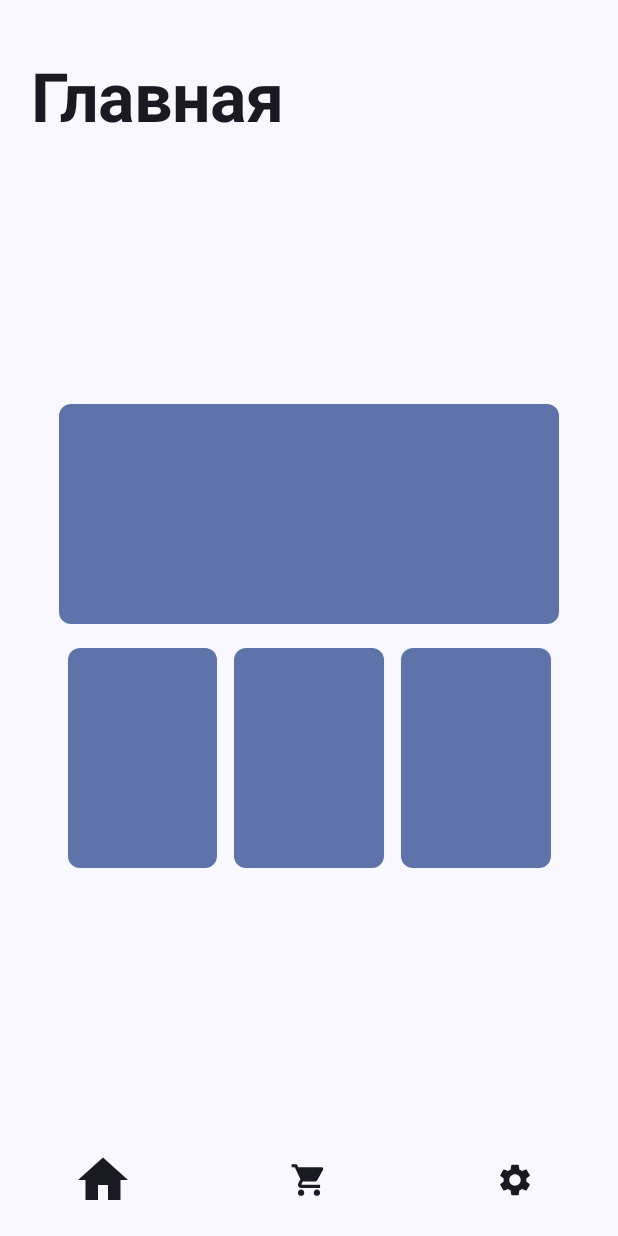
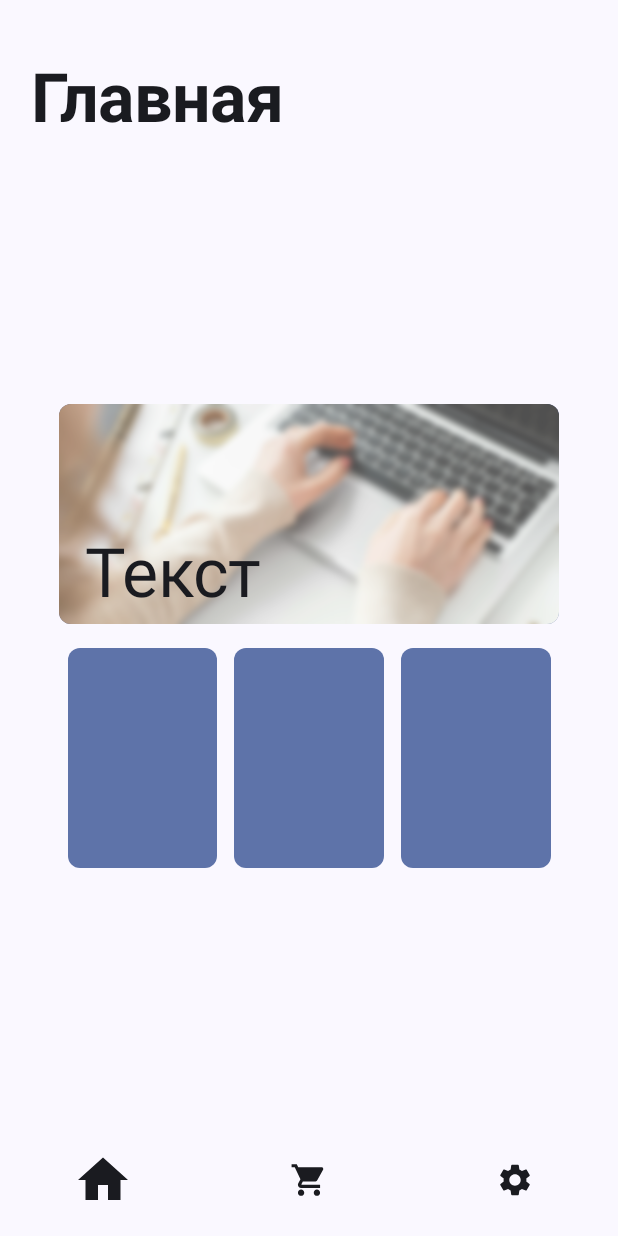
Before and after one commit to TimofeyMaryin/M3-Desing-Lesson-App, an Android app built with Jetpack Compose: the screen it shows after launch (MainActivity), on a phone screen of 412 x 824 dp. Run offline under Robolectric (Android 15) with nearby library versions, the phone set to English and light mode, and no system bars.

Commit message:
Add Text Fragment

```diff
--- a/app/src/main/java/com/m3/design/lesson/presentation/navigation/AppNavigation.kt
+++ b/app/src/main/java/com/m3/design/lesson/presentation/navigation/AppNavigation.kt
@@ -10,6 +10,7 @@ import com.m3.design.lesson.presentation.screen.ArticleFragment
 import com.m3.design.lesson.presentation.screen.MainFragment
 import com.m3.design.lesson.presentation.screen.SettingsFragment
 import com.m3.design.lesson.presentation.screen.ShowArticleFragment
+import com.m3.design.lesson.presentation.screen.ShowTextFragment
 import com.m3.design.lesson.presentation.screen.settings.SettingsColorFragment
 import com.m3.design.lesson.presentation.screen.settings.SettingsNightThem
 import com.m3.design.lesson.presentation.screen.settings.SettingsShapes
@@ -99,6 +100,13 @@ fun AppNavigation(viewModel: SettingsViewModel,) {
             )
         }
 
+
+        this.composable(
+            route = Screen.ShowTextScreen.route
+        ) {
+            ShowTextFragment(navController = navController, viewModel = viewModel)
+        }
+
     }
 
 }
--- a/app/src/main/java/com/m3/design/lesson/presentation/navigation/Screen.kt
+++ b/app/src/main/java/com/m3/design/lesson/presentation/navigation/Screen.kt
@@ -10,6 +10,7 @@ sealed class Screen(val route: String) {
 
     data object ArticleScreen : Screen("article-screen")
     data object ShowArticleScreen : Screen("show-article-screen")
+    data object ShowTextScreen : Screen("show-text-screen")
 }
 
 sealed class SettingsScreen (val route: String) {
--- a/app/src/main/java/com/m3/design/lesson/presentation/screen/MainFragment.kt
+++ b/app/src/main/java/com/m3/design/lesson/presentation/screen/MainFragment.kt
@@ -1,5 +1,8 @@
 package com.m3.design.lesson.presentation.screen
 
+import androidx.compose.foundation.Image
+import androidx.compose.foundation.background
+import androidx.compose.foundation.clickable
 import androidx.compose.foundation.layout.Box
 import androidx.compose.foundation.layout.Column
 import androidx.compose.foundation.layout.ColumnScope
@@ -8,15 +11,25 @@ import androidx.compose.foundation.layout.fillMaxHeight
 import androidx.compose.foundation.layout.fillMaxSize
 import androidx.compose.foundation.layout.fillMaxWidth
 import androidx.compose.foundation.layout.height
+import androidx.compose.foundation.layout.size
+import androidx.compose.material3.Icon
 import androidx.compose.runtime.Composable
 import androidx.compose.ui.Alignment
 import androidx.compose.ui.Modifier
+import androidx.compose.ui.draw.blur
+import androidx.compose.ui.graphics.Color
+import androidx.compose.ui.layout.ContentScale
+import androidx.compose.ui.res.painterResource
 import androidx.compose.ui.text.font.FontWeight
 import androidx.compose.ui.unit.dp
 import androidx.navigation.NavController
+import com.m3.design.lesson.R
+import com.m3.design.lesson.presentation.navigation.Screen
 import com.m3.design.lesson.presentation.utils.params.Colors
 import com.m3.design.lesson.presentation.utils.ui.Container
+import com.m3.design.lesson.presentation.utils.ui.DisplayText
 import com.m3.design.lesson.presentation.utils.ui.FragmentManager
+import com.m3.design.lesson.presentation.utils.ui.TitleText
 import com.m3.design.lesson.presentation.utils.ui.createContainer
 import com.m3.design.lesson.presentation.vms.SettingsViewModel
 
@@ -35,7 +48,25 @@ fun MainFragment(
 
             }
 
-            DesignContainer(viewModel = viewModel, weight = 1f)
+            DesignContainer(
+                viewModel = viewModel,
+                weight = 1f,
+                onClick = {
+                    navController.navigate(Screen.ShowTextScreen.route)
+                }
+            ) {
+                Image(painter = painterResource(id = R.drawable.asset_writer), contentDescription = null, modifier = Modifier
+                    .fillMaxSize()
+                    .blur(3.dp), contentScale = ContentScale.Crop)
+                Box(modifier = Modifier.fillMaxSize().background(Color.White.copy(.3f)))
+                Box(
+                    modifier = Modifier.fillMaxSize(0.9F),
+                    contentAlignment = Alignment.BottomStart
+                ) {
+                    DisplayText(value = "Текст", viewModel = viewModel)
+                }
+
+            }
             DesignAnyContainer(viewModel = viewModel, weight = 1f, count = 3)
 
             Container(weight = 1f) {
@@ -52,6 +83,7 @@ fun MainFragment(
 fun ColumnScope.DesignContainer(
     viewModel: SettingsViewModel,
     weight: Float,
+    onClick: () -> Unit = {},
     content: @Composable () -> Unit = {}
 ) {
     Container(weight = weight) {
@@ -60,7 +92,8 @@ fun ColumnScope.DesignContainer(
             modifier = Modifier
                 .createContainer(viewModel)
                 .fillMaxWidth()
-                .fillMaxHeight(.9f),
+                .fillMaxHeight(.9f)
+                .clickable { onClick() },
             contentAlignment = Alignment.Center
         ) {
             content()
```
Also changed, not shown: app/src/main/java/com/m3/design/lesson/data/model/TextModel.kt (added, +85 -0 lines), app/src/main/java/com/m3/design/lesson/presentation/screen/ShowTextFragment.kt (added, +92 -0 lines), app/src/main/res/drawable/ic_container_text.xml (added, +14 -0 lines), app/src/main/res/drawable/asset_writer.jpg (added).
